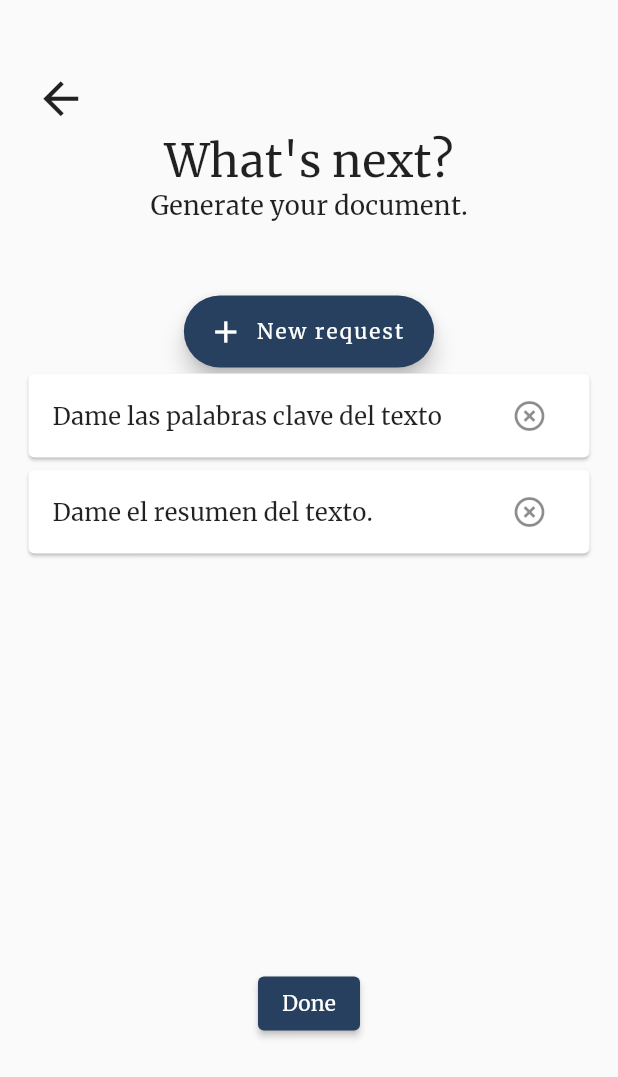
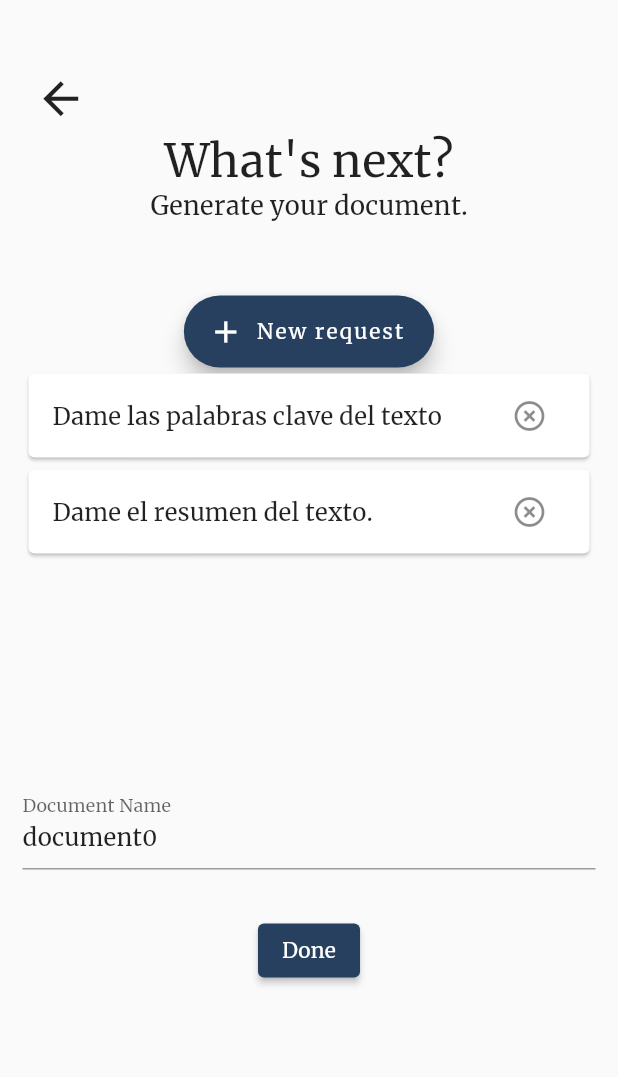
Before and after one commit to Cris714/sophia_transcrit, a Flutter app: the SynthesisPage screen opened directly with empty values, on a phone screen of 412 x 824 dp. Shown: the top 1077 px of the screen. Run offline on Flutter 3.47's test engine with Material 2 defaults, Android fonts, the phone set to English and light mode, and no system bars; our stand-ins replace file_picker, flutter_local_notifications, permission_handler, rxdart, share_plus, shared_preferences; accounts and stored records are empty.

Commit message:
cambio de nombre del doc y bug de overflow arreglado

```diff
--- a/lib/synthesis_page.dart
+++ b/lib/synthesis_page.dart
@@ -28,6 +28,7 @@ class _SynthesisPage extends State<SynthesisPage> {
   late final NotificationService notificationService;
   final ReceivePort _port = ReceivePort();
   late TextEditingController myController;
+  late TextEditingController nameController = TextEditingController(text: 'document$counter');
 
   Future<void> computeFuture = Future.value();
   List<String> reqList = [];
@@ -82,7 +83,8 @@ class _SynthesisPage extends State<SynthesisPage> {
   @override
   Widget build(BuildContext context) {
     return Scaffold(
-      body: Container(
+      body: SingleChildScrollView(
+        child: Container(
           margin: const EdgeInsets.fromLTRB(15, 40, 15, 0),
           child: Column(
             mainAxisSize: MainAxisSize.min,
@@ -120,7 +122,7 @@ class _SynthesisPage extends State<SynthesisPage> {
                 icon: const Icon(Icons.add),
               ),
               SizedBox(
-              height: 400,
+                height: MediaQuery.of(context).size.height / 3,
                 child: ListView.builder(
                   itemCount: reqList.length,
                   scrollDirection: Axis.vertical,
@@ -137,6 +139,14 @@ class _SynthesisPage extends State<SynthesisPage> {
                   },
                 ),
               ),
+              TextField(
+                  autofocus: false,
+                  decoration: const InputDecoration(
+                      labelText: 'Document Name',
+                  ),
+                  controller: nameController
+              ),
+              const SizedBox(height: 30),
               ElevatedButton(
                 onPressed: () {
                   if(reqList.isNotEmpty){
@@ -148,6 +158,7 @@ class _SynthesisPage extends State<SynthesisPage> {
                 child: const Text('Done')
               )
             ],
+          ),
         ),
       ),
     );
@@ -182,8 +193,8 @@ class _SynthesisPage extends State<SynthesisPage> {
     await Isolate.spawn(_backgroundTask, [_port.sendPort, folder, pathList, reqList]);
     _port.listen((message) {
       // Handle background task completion
-      writeDocument('documents', 'document$counter', message);
-      _appProvider.addDocument('document$counter.txt');
+      writeDocument('documents', nameController.text, message);
+      _appProvider.addDocument('${nameController.text}.txt');
 
       // Save an integer value to 'counter' key.
       _incrementCounter();
```
Lines whose indentation alone changed are shown as unchanged.
